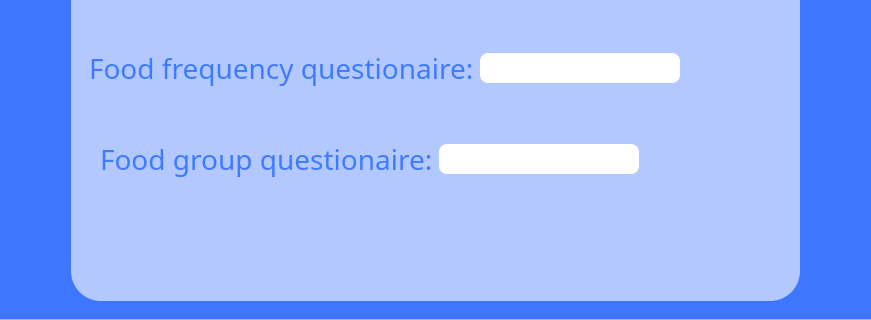
First picture: the form in ui/Dietary_Assessment.ui, repository ghostmander/Healthcare-Project, before the edit; both pictures show x 184 to 1055 and y 430 to 750 of the 1159 by 750 pixel window.
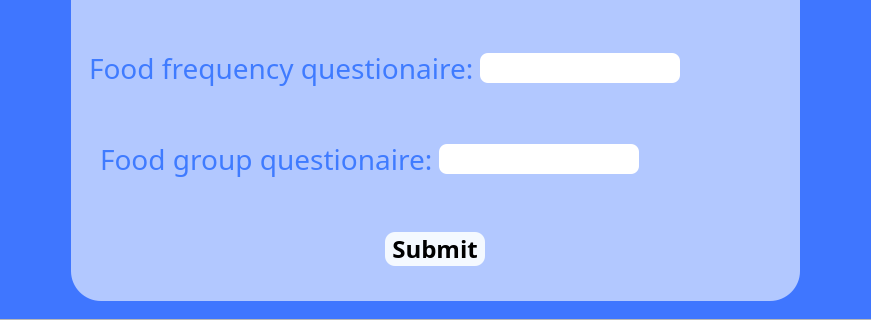
Second picture: the form after the edit. Icons and pictures are not drawn.

Patch:
```diff
--- a/ui/Dietary_Assessment.ui
+++ b/ui/Dietary_Assessment.ui
@@ -777,6 +777,50 @@
                   <property name="frameShadow">
                    <enum>QFrame::Raised</enum>
                   </property>
+                  <layout class="QHBoxLayout" name="horizontalLayout_4">
+                   <item>
+                    <widget class="QPushButton" name="Submit_button">
+                     <property name="minimumSize">
+                      <size>
+                       <width>0</width>
+                       <height>30</height>
+                      </size>
+                     </property>
+                     <property name="maximumSize">
+                      <size>
+                       <width>100</width>
+                       <height>16777215</height>
+                      </size>
+                     </property>
+                     <property name="font">
+                      <font>
+                       <family>Bahnschrift Condensed</family>
+                       <pointsize>18</pointsize>
+                       <bold>true</bold>
+                      </font>
+                     </property>
+                     <property name="styleSheet">
+                      <string notr="true">QPushButton{
+background-color: rgb(244, 249, 255);
+border-radius:10px;
+}
+
+QPushButton:hover{
+	background-color: rgb(90, 68, 215);
+	color: rgb(255, 255, 255);
+}
+
+QPushButton:pressed{
+	background-color: rgb(48, 37, 118);
+	color:rgb(255,255,255)
+}</string>
+                     </property>
+                     <property name="text">
+                      <string>  Submit  </string>
+                     </property>
+                    </widget>
+                   </item>
+                  </layout>
                  </widget>
                 </item>
                </layout>
```
